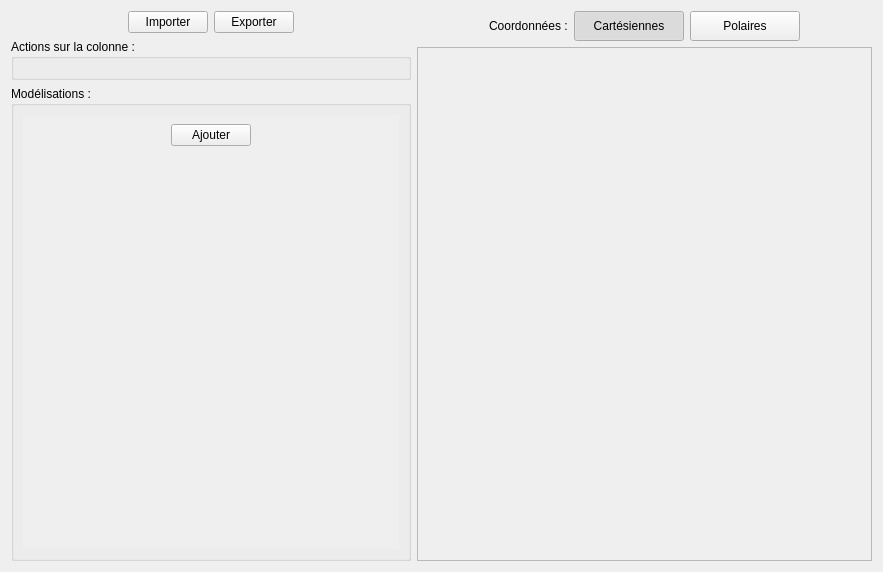
AdelKS/ZeGrapher, file DataPlot/datawindow.ui: the form before one commit.
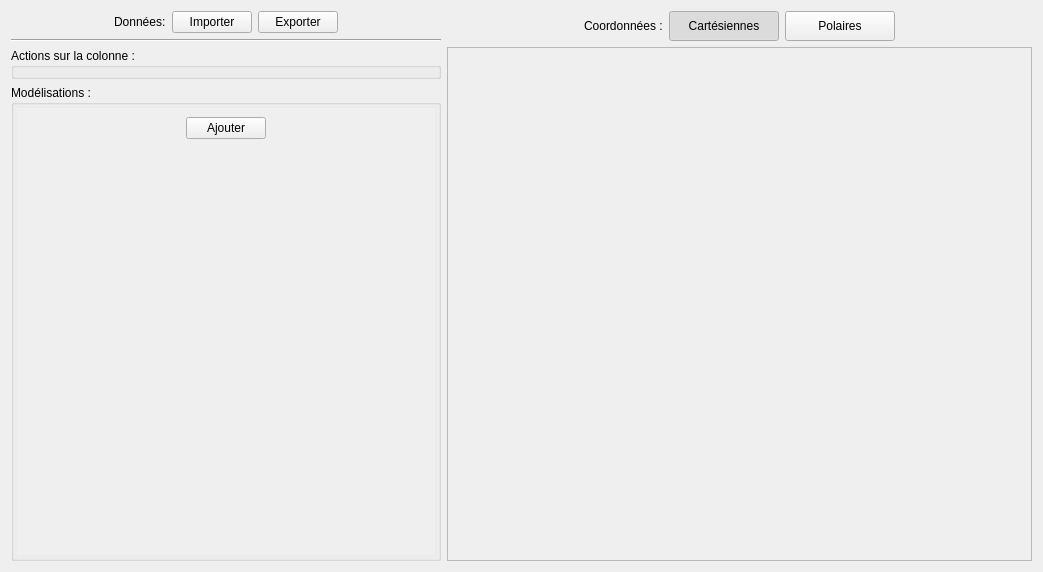
The form after the commit. Icons and pictures are not drawn.

Diff of the .ui file:
```diff
--- a/DataPlot/datawindow.ui
+++ b/DataPlot/datawindow.ui
@@ -6,7 +6,7 @@
    <rect>
     <x>0</x>
     <y>0</y>
-    <width>883</width>
+    <width>1043</width>
     <height>572</height>
    </rect>
   </property>
@@ -20,9 +20,21 @@
   <layout class="QHBoxLayout" name="horizontalLayout">
    <item>
     <widget class="QWidget" name="widget_3" native="true">
+     <property name="sizePolicy">
+      <sizepolicy hsizetype="Minimum" vsizetype="Preferred">
+       <horstretch>0</horstretch>
+       <verstretch>0</verstretch>
+      </sizepolicy>
+     </property>
+     <property name="minimumSize">
+      <size>
+       <width>0</width>
+       <height>0</height>
+      </size>
+     </property>
      <property name="maximumSize">
       <size>
-       <width>400</width>
+       <width>430</width>
        <height>16777215</height>
       </size>
      </property>
@@ -54,6 +66,13 @@
           </property>
          </spacer>
         </item>
+        <item>
+         <widget class="QLabel" name="label_2">
+          <property name="text">
+           <string>Données:</string>
+          </property>
+         </widget>
+        </item>
         <item>
          <widget class="QPushButton" name="open">
           <property name="text">
@@ -83,6 +102,13 @@
         </item>
        </layout>
       </item>
+      <item>
+       <widget class="Line" name="line">
+        <property name="orientation">
+         <enum>Qt::Horizontal</enum>
+        </property>
+       </widget>
+      </item>
       <item>
        <widget class="QGroupBox" name="actionsGroupBox">
         <property name="sizePolicy">
@@ -106,7 +132,22 @@
         <property name="title">
          <string>Actions sur la colonne :</string>
         </property>
+        <property name="flat">
+         <bool>false</bool>
+        </property>
         <layout class="QVBoxLayout" name="verticalLayout_2">
+         <property name="leftMargin">
+          <number>3</number>
+         </property>
+         <property name="topMargin">
+          <number>3</number>
+         </property>
+         <property name="rightMargin">
+          <number>3</number>
+         </property>
+         <property name="bottomMargin">
+          <number>3</number>
+         </property>
          <item>
           <layout class="QVBoxLayout" name="actionsLayout"/>
          </item>
@@ -138,16 +179,16 @@
         </property>
         <layout class="QVBoxLayout" name="verticalLayout_7">
          <property name="leftMargin">
-          <number>9</number>
+          <number>3</number>
          </property>
          <property name="topMargin">
-          <number>9</number>
+          <number>3</number>
          </property>
          <property name="rightMargin">
-          <number>9</number>
+          <number>3</number>
          </property>
          <property name="bottomMargin">
-          <number>9</number>
+          <number>3</number>
          </property>
          <item>
           <widget class="QScrollArea" name="scrollArea_2">
@@ -157,6 +198,9 @@
            <property name="frameShadow">
             <enum>QFrame::Plain</enum>
            </property>
+           <property name="horizontalScrollBarPolicy">
+            <enum>Qt::ScrollBarAlwaysOff</enum>
+           </property>
            <property name="widgetResizable">
             <bool>true</bool>
            </property>
@@ -165,8 +209,8 @@
              <rect>
               <x>0</x>
               <y>0</y>
-              <width>374</width>
-              <height>435</height>
+              <width>416</width>
+              <height>444</height>
              </rect>
             </property>
             <layout class="QVBoxLayout" name="verticalLayout_6">
@@ -373,7 +417,7 @@
          <rect>
           <x>0</x>
           <y>0</y>
-          <width>455</width>
+          <width>585</width>
           <height>512</height>
          </rect>
         </property>
```
